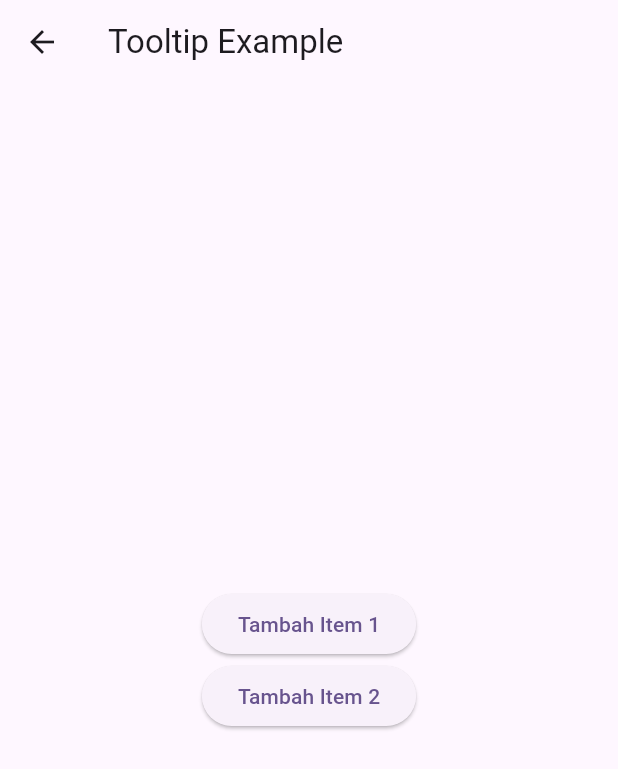
After one commit to nugrohobayu/flutter-experiment, a Flutter app: the screen it shows after launch, after a tap on "Tooltip", on a phone screen of 412 x 824 dp. The commit adds this screen. Shown: the top 769 px of the screen. Run offline on Flutter 3.47's test engine with Material 3 defaults, Android fonts, the phone set to English and light mode, and no system bars; missing offline and left inert: tutorial_coach_mark; network calls fail.

Commit message:
feat: tool tip

```diff
--- a/lib/main.dart
+++ b/lib/main.dart
@@ -14,6 +14,8 @@ class MyApp extends StatelessWidget {
       title: 'Flutter Demo',
       debugShowCheckedModeBanner: false,
       theme: ThemeData(
+        primarySwatch: Colors.blue,
+        visualDensity: VisualDensity.adaptivePlatformDensity,
         colorScheme: ColorScheme.fromSeed(seedColor: Colors.deepPurple),
         useMaterial3: true,
       ),
--- a/lib/screens/home_screen.dart
+++ b/lib/screens/home_screen.dart
@@ -1,6 +1,8 @@
 import 'package:flutter/material.dart';
+import 'package:flutter_experiment/screens/carousel_screen.dart';
 import 'package:flutter_experiment/screens/local_notif_screen.dart';
 import 'package:flutter_experiment/screens/news_details_page.dart';
+import 'package:flutter_experiment/screens/tooltip_screen.dart';
 
 class HomeScreen extends StatelessWidget {
   const HomeScreen({super.key});
@@ -19,6 +21,14 @@ class HomeScreen extends StatelessWidget {
       {
         'title': 'News',
         'page': const NewsDetailsPage(),
+      },
+      {
+        'title': 'Carousel',
+        'page': const CarouselScreen(),
+      },
+      {
+        'title': 'Tooltip',
+        'page': const TooltipScreen(),
       },
     ];
     return Scaffold(
--- /dev/null
+++ b/lib/screens/tooltip_screen.dart
@@ -0,0 +1,180 @@
+import 'package:flutter/material.dart';
+import 'package:tutorial_coach_mark/tutorial_coach_mark.dart';
+
+class TooltipScreen extends StatefulWidget {
+  const TooltipScreen({super.key});
+
+  @override
+  State<TooltipScreen> createState() => _TooltipScreenState();
+}
+
+class _TooltipScreenState extends State<TooltipScreen> {
+  final GlobalKey firstButtonKey = GlobalKey();
+  final GlobalKey secondButtonKey = GlobalKey();
+  TutorialCoachMark? tutorialCoachMark;
+  List<TargetFocus> targets = [];
+
+  @override
+  void initState() {
+    WidgetsBinding.instance.addPostFrameCallback((_) {
+      showTutorial();
+    });
+    super.initState();
+  }
+
+  void showTutorial() {
+    targetAdds();
+    tutorialCoachMark = TutorialCoachMark(
+        targets: targets,
+        colorShadow: Colors.black,
+        opacityShadow: 0.5,
+        hideSkip: true,
+        onClickOverlay: (target) {},
+        onFinish: () {},
+        onClickTargetWithTapPosition: (target, tapDetails) {
+          print("target: $target");
+          print("clicked at position local: ${tapDetails.localPosition} - global: ${tapDetails.globalPosition}");
+        },
+        onClickTarget: (target) {
+          print("onClickTarget: $target");
+          print(target);
+        },
+        onSkip: () {
+          print("skip");
+          return true;
+        })
+      ..show(context: context);
+  }
+
+  void targetAdds() {
+    targets.addAll([
+      TargetFocus(
+        identify: "Target 1",
+        keyTarget: firstButtonKey,
+        shape: ShapeLightFocus.RRect,
+        radius: 12,
+        enableOverlayTab: true,
+        enableTargetTab: false,
+        contents: [
+          TargetContent(
+            align: ContentAlign.bottom,
+            builder: (context, controller) {
+              return TooltipDesc(
+                title: 'title',
+                desc: 'desc',
+                onNext: () {
+                  controller.next();
+                },
+              );
+            },
+          )
+        ],
+      ),
+      TargetFocus(
+        identify: "Target 2",
+        keyTarget: secondButtonKey,
+        shape: ShapeLightFocus.RRect,
+        radius: 12,
+        enableOverlayTab: true,
+        enableTargetTab: false,
+        contents: [
+          TargetContent(
+            align: ContentAlign.bottom,
+            builder: (context, controller) {
+              return TooltipDesc(
+                title: 'title',
+                desc: 'desc',
+                onNext: () {
+                  controller.skip();
+                },
+              );
+            },
+          )
+        ],
+      )
+    ]);
+  }
+
+  @override
+  void dispose() {
+    tutorialCoachMark?.finish();
+    super.dispose();
+  }
+
+  @override
+  Widget build(BuildContext context) {
+    return Scaffold(
+      appBar: AppBar(
+        title: const Text('Tooltip Example'),
+      ),
+      body: Center(
+        child: Column(
+          mainAxisAlignment: MainAxisAlignment.center,
+          children: [
+            ElevatedButton(
+              onPressed: () {},
+              key: firstButtonKey,
+              child: const Text('Tambah Item 1'),
+            ),
+            ElevatedButton(
+              onPressed: () {},
+              key: secondButtonKey,
+              child: const Text('Tambah Item 2'),
+            ),
+          ],
+        ),
+      ),
+    );
+  }
+}
+
+class TooltipDesc extends StatelessWidget {
+  final String title;
+  final String desc;
+  final VoidCallback onNext;
+
+  const TooltipDesc({
+    super.key,
+    required this.title,
+    required this.desc,
+    required this.onNext,
+  });
+
+  @override
+  Widget build(BuildContext context) {
+    final mediaQuery = MediaQuery.of(context).size;
+    return Container(
+      width: mediaQuery.width * .8,
+      height: mediaQuery.height * .2,
+      padding: const EdgeInsets.all(16.0),
+      decoration: BoxDecoration(
+        color: Colors.white,
+        borderRadius: BorderRadius.circular(12),
+      ),
+      child: Column(
+        mainAxisAlignment: MainAxisAlignment.start,
+        crossAxisAlignment: CrossAxisAlignment.start,
+        children: <Widget>[
+          Text(
+            title,
+            style: const TextStyle(
+              fontWeight: FontWeight.bold,
+              color: Colors.black,
+              fontSize: 20.0,
+            ),
+          ),
+          Padding(
+            padding: const EdgeInsets.only(top: 10.0),
+            child: Text(
+              desc,
+            ),
+          ),
+          ElevatedButton(
+            onPressed: onNext,
+            child: const Text('Next'),
+          ),
+        ],
+      ),
+    );
+  }
+}
```
Also changed, not shown: pubspec.yaml (+4 -3 lines), pubspec.lock.
